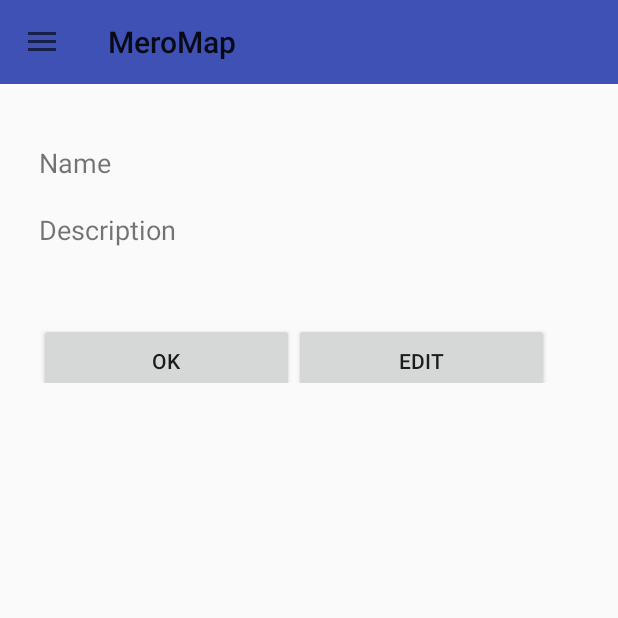
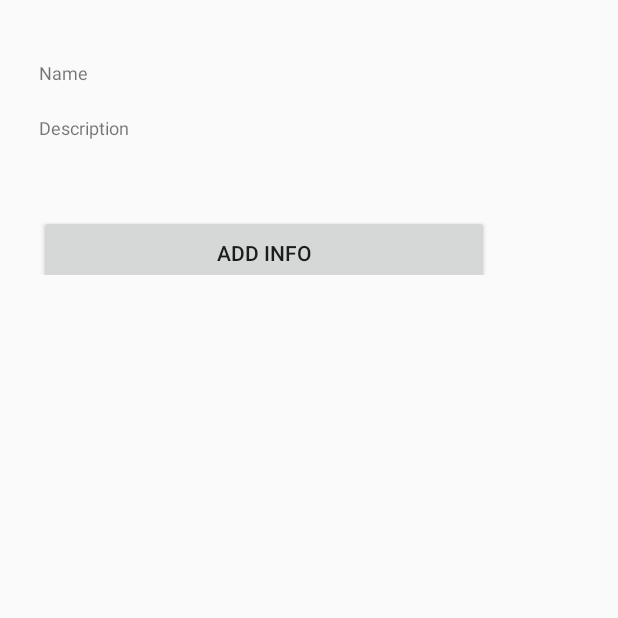
Before and after one commit to KathmanduLivingLabs/ma-mapper, an Android app: the DetailInfo screen opened directly, with no data from a screen before it, on a phone screen of 412 x 824 dp, the top half of it. Run offline under Robolectric (Android 15) with nearby library versions, the phone set to English and light mode, and no system bars.

Commit message:
Added few Activity and few changes

```diff
--- a/app/src/main/AndroidManifest.xml
+++ b/app/src/main/AndroidManifest.xml
@@ -38,11 +38,11 @@
             android:theme="@style/AppTheme.NoActionBar"/>
 
         <activity android:name=".Manipulation.DetailInfo"
-            android:label="@string/app_name"
+            android:label="@string/poi"
             android:theme="@style/AppTheme.NoActionBar"/>
 
         <activity android:name=".Manipulation.EditActivity"
-            android:label="@string/app_name"
+            android:label="@string/poi_edit"
             android:theme="@style/AppTheme.NoActionBar"/>
 
         <activity android:name=".UploadActivity"
@@ -55,7 +55,7 @@
 
         <activity android:name=".Manipulation.ListActivity"
             android:theme="@style/AppTheme.NoActionBar"
-            android:label="@string/about"/>
+            android:label="@string/app_name"/>
 
 
     </application>
--- a/app/src/main/java/org/kll/app/meromapv1/MainActivitys.java
+++ b/app/src/main/java/org/kll/app/meromapv1/MainActivitys.java
@@ -100,7 +100,7 @@ public class MainActivitys extends BaseActivity implements MapEventsReceiver, Ma
         GeoPoint startPoint = new GeoPoint(27.7360100,
                 85.3355140);
         IMapController mapController = map.getController();
-        mapController.setZoom(12);
+        mapController.setZoom(15);
         mapController.setCenter(startPoint);
 
 
--- a/app/src/main/java/org/kll/app/meromapv1/Manipulation/DetailInfo.java
+++ b/app/src/main/java/org/kll/app/meromapv1/Manipulation/DetailInfo.java
@@ -1,5 +1,6 @@
 package org.kll.app.meromapv1.Manipulation;
 
+import android.app.Activity;
 import android.os.Bundle;
 import android.view.View;
 import android.widget.Button;
@@ -15,7 +16,7 @@ import org.kll.app.meromapv1.R;
  * Project for Kathmandu Living Labs
  */
 
-public class DetailInfo extends BaseActivity{
+public class DetailInfo extends Activity{
 
      String getName;
      String getDisc;
@@ -42,7 +43,7 @@ public class DetailInfo extends BaseActivity{
         final TextView textDisctoChange = (TextView) findViewById(R.id.text_infodisc);
         textNametoChange.setText(getName);
         textDisctoChange.setText(getDisc);
-        ok = (Button) findViewById(R.id.info_ok);
+        ok = (Button) findViewById(R.id.edit_query);
 
         dbManager = new DBManager(this);
         dbManager.open();
--- a/app/src/main/res/layout/activity_view_record.xml
+++ b/app/src/main/res/layout/activity_view_record.xml
@@ -68,25 +68,19 @@
         android:layout_height="wrap_content"
         android:gravity="center_vertical"
         android:orientation="horizontal"
-        android:padding="@dimen/view_padding">
+        android:padding="@dimen/view_padding"
+        android:weightSum="1">
 
         <Button
-            android:id="@+id/info_ok"
+            android:id="@+id/edit_query"
             android:layout_width="@dimen/button_width"
             android:layout_height="@dimen/button_height"
             android:layout_marginTop="@dimen/button_padding"
-            android:text="@string/add_info" />
-
-        <Button
-            android:id="@+id/info_edit"
-            android:layout_width="@dimen/button_width"
-            android:layout_height="@dimen/button_height"
-            android:layout_marginTop="@dimen/button_padding"
-            android:text="@string/edit_info" />
+            android:text="@string/add_info"
+            android:layout_gravity="center"
+            android:layout_weight="6.78" />
 
     </LinearLayout>
 
 
-
-
 </LinearLayout>
--- a/app/src/main/res/layout/list_activity.xml
+++ b/app/src/main/res/layout/list_activity.xml
@@ -29,7 +29,7 @@
         android:id="@+id/desc"
         android:layout_width="fill_parent"
         android:layout_height="wrap_content"
-        android:layout_below="@id/title"
+        android:layout_below="@id/title_list"
         android:layout_marginLeft="10dp"
         android:layout_toRightOf="@id/id"
         android:ellipsize="end"
--- a/app/src/main/res/values/dimens.xml
+++ b/app/src/main/res/values/dimens.xml
@@ -13,8 +13,8 @@
     <dimen name="text_size">15sp</dimen>
     <dimen name="header_bottom_margin">30dp</dimen>
     <dimen name="view_padding">10dp</dimen>
-    <dimen name="add_edit_textsize">18dp</dimen>
-    <dimen name="button_width">170dp</dimen>
+    <dimen name="add_edit_textsize">12dp</dimen>
+    <dimen name="button_width">300dp</dimen>
     <dimen name="button_padding">20dp</dimen>
     <dimen name="button_height">50dp</dimen>
 
--- a/app/src/main/res/values/strings.xml
+++ b/app/src/main/res/values/strings.xml
@@ -13,8 +13,10 @@
     <string name="infodisc">Description</string>
     <string name="infodisc_text">text</string>
 
-    <string name="add_info">Ok</string>
-    <string name="edit_info">Edit</string>
+    <string name="add_info">Add Info</string>
+
     <string name="empty_list_text">list</string>
     <string name="add_record">add</string>
+    <string name="poi">Point of Interest</string>
+    <string name="poi_edit">Edit POI</string>
 </resources>
```
